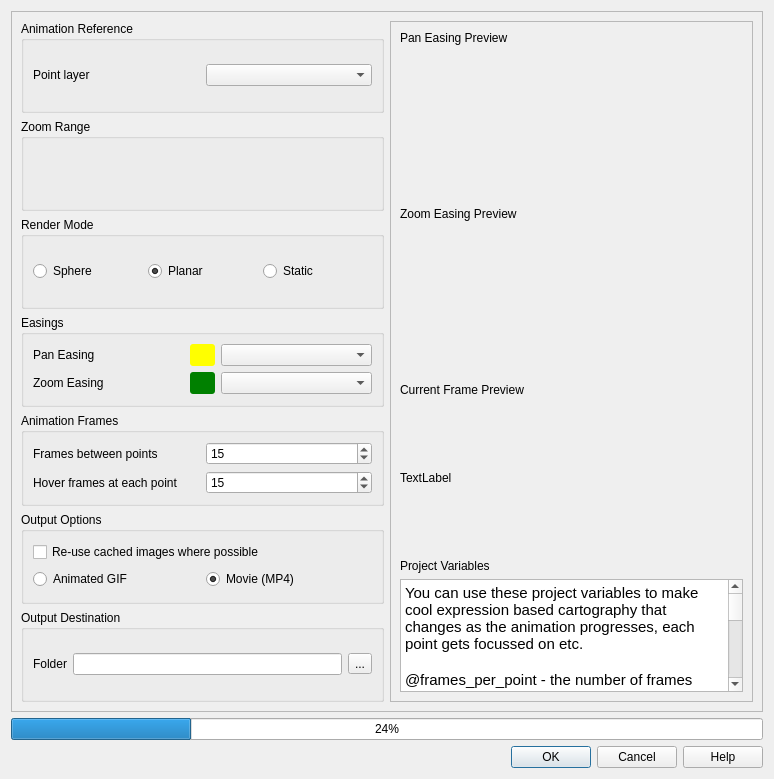
Above: ui/animation_workbench_base.ui from timlinux/QGISAnimationWorkbench before the change. Below: the same form after it.
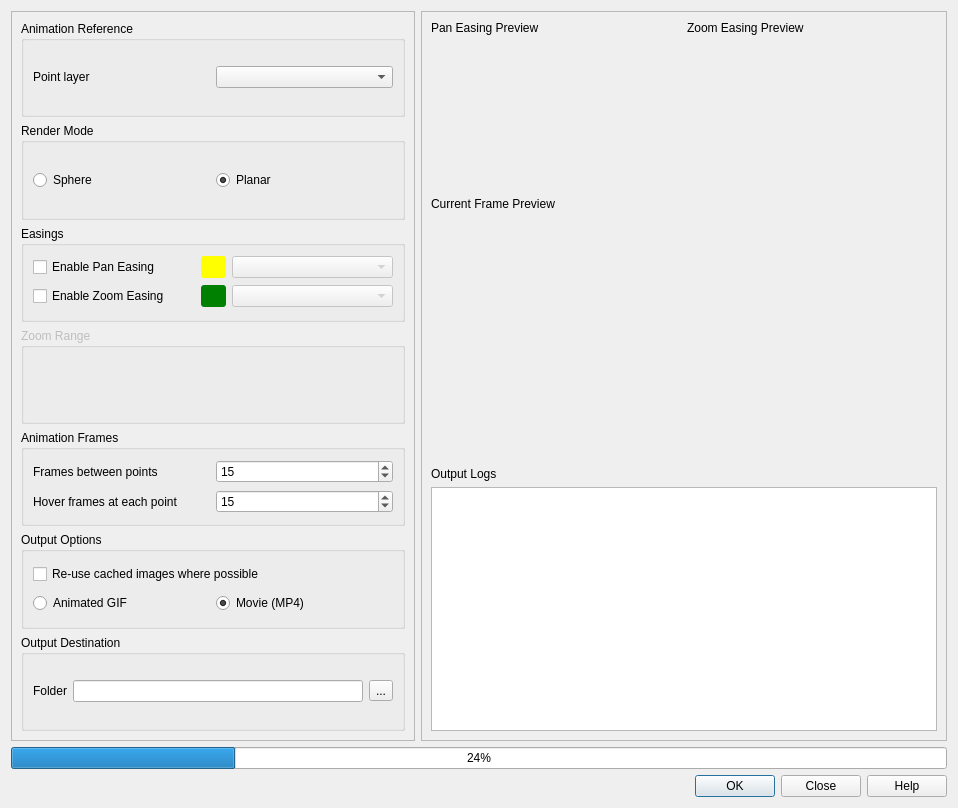
That is the form after the change. Custom widgets are drawn as their Qt base class.

Commit message: Numerous UI fixes and interaction improvements

Diff of the .ui file:
```diff
--- a/ui/animation_workbench_base.ui
+++ b/ui/animation_workbench_base.ui
@@ -6,8 +6,8 @@
    <rect>
     <x>0</x>
     <y>0</y>
-    <width>774</width>
-    <height>779</height>
+    <width>958</width>
+    <height>808</height>
    </rect>
   </property>
   <property name="windowTitle">
@@ -15,40 +15,48 @@
   </property>
   <layout class="QGridLayout" name="gridLayout_9">
    <item row="0" column="0">
-    <widget class="QScrollArea" name="scrollArea">
-     <property name="widgetResizable">
-      <bool>true</bool>
+    <widget class="QFrame" name="frame">
+     <property name="frameShape">
+      <enum>QFrame::StyledPanel</enum>
      </property>
-     <widget class="QWidget" name="scrollAreaWidgetContents">
-      <property name="geometry">
-       <rect>
-        <x>0</x>
-        <y>0</y>
-        <width>744</width>
-        <height>842</height>
-       </rect>
+     <property name="frameShadow">
+      <enum>QFrame::Raised</enum>
       </property>
       <layout class="QGridLayout" name="gridLayout_7">
-       <item row="0" column="0">
-        <widget class="QGroupBox" name="animation_reference_group">
+      <item row="2" column="0">
+       <widget class="QGroupBox" name="render_mode_group">
+        <property name="toolTip">
+         <string>The render mode determines the behaviour and type of the animation. 
+For 'Sphere' the coordinate reference system (CRS) will 
+be manipulated to create a spinning globe effect. 
+For 'Plane', the CRS will not be altered, but will pan and 
+zoom to each point.</string>
+        </property>
          <property name="title">
-          <string>Animation Reference</string>
-         </property>
-         <layout class="QGridLayout" name="gridLayout_4">
-          <item row="1" column="1">
-           <widget class="QgsMapLayerComboBox" name="layer_combo"/>
-          </item>
-          <item row="1" column="0">
-           <widget class="QLabel" name="point_layer_label">
+         <string>Render Mode</string>
+        </property>
+        <layout class="QGridLayout" name="gridLayout">
+         <item row="0" column="1">
+          <widget class="QRadioButton" name="radio_planar">
+           <property name="text">
+            <string>Planar</string>
+           </property>
+           <property name="checked">
+            <bool>true</bool>
+           </property>
+          </widget>
+         </item>
+         <item row="0" column="0">
+          <widget class="QRadioButton" name="radio_sphere">
             <property name="text">
-             <string>Point layer</string>
+            <string>Sphere</string>
             </property>
            </widget>
           </item>
          </layout>
         </widget>
        </item>
-       <item row="6" column="0">
+      <item row="7" column="0">
         <widget class="QGroupBox" name="output_destination_group">
          <property name="title">
           <string>Output Destination</string>
@@ -80,140 +88,76 @@
          </layout>
         </widget>
        </item>
-       <item row="1" column="0">
-        <widget class="QGroupBox" name="zoom_range_group">
-         <property name="toolTip">
-          <string>The scale range that the animation should 
-move through. The smallest scale will be 
-the zenith of the animation when it zooms 
-out while travelling between points, and the 
-largest scale will be the scale used when 
-we arrive at each point.</string>
-         </property>
+      <item row="0" column="0">
+       <widget class="QGroupBox" name="animation_reference_group">
          <property name="title">
-          <string>Zoom Range</string>
-         </property>
-         <layout class="QGridLayout" name="gridLayout_10">
-          <item row="0" column="0">
-           <widget class="QgsScaleRangeWidget" name="scale_range"/>
-          </item>
-         </layout>
-        </widget>
-       </item>
-       <item row="0" column="1" rowspan="7">
-        <widget class="QFrame" name="preview_frame">
-         <property name="frameShape">
-          <enum>QFrame::StyledPanel</enum>
-         </property>
-         <property name="frameShadow">
-          <enum>QFrame::Raised</enum>
-         </property>
-         <layout class="QGridLayout" name="gridLayout_3">
-          <item row="3" column="0">
-           <widget class="QWidget" name="zoom_easing_preview" native="true">
-            <property name="minimumSize">
-             <size>
-              <width>250</width>
-              <height>150</height>
-             </size>
-            </property>
-           </widget>
-          </item>
-          <item row="5" column="0">
-           <widget class="QLabel" name="current_frame_preview">
-            <property name="minimumSize">
-             <size>
-              <width>250</width>
-              <height>150</height>
-             </size>
-            </property>
-            <property name="maximumSize">
-             <size>
-              <width>250</width>
-              <height>150</height>
-             </size>
-            </property>
-            <property name="text">
-             <string>TextLabel</string>
-            </property>
-           </widget>
-          </item>
-          <item row="7" column="0">
-           <widget class="QTextEdit" name="project_variables_text_edit">
-            <property name="html">
-             <string>&lt;!DOCTYPE HTML PUBLIC &quot;-//W3C//DTD HTML 4.0//EN&quot; &quot;http://www.w3.org/TR/REC-html40/strict.dtd&quot;&gt;
-&lt;html&gt;&lt;head&gt;&lt;meta name=&quot;qrichtext&quot; content=&quot;1&quot; /&gt;&lt;style type=&quot;text/css&quot;&gt;
-p, li { white-space: pre-wrap; }
-&lt;/style&gt;&lt;/head&gt;&lt;body style=&quot; font-family:'Cantarell'; font-size:11pt; font-weight:400; font-style:normal;&quot;&gt;
-&lt;p style=&quot; margin-top:0px; margin-bottom:0px; margin-left:0px; margin-right:0px; -qt-block-indent:0; text-indent:0px;&quot;&gt;You can use these project variables to make cool expression based cartography that changes as the animation progresses, each point gets focussed on etc.&lt;/p&gt;
-&lt;p style=&quot;-qt-paragraph-type:empty; margin-top:0px; margin-bottom:0px; margin-left:0px; margin-right:0px; -qt-block-indent:0; text-indent:0px;&quot;&gt;&lt;br /&gt;&lt;/p&gt;
-&lt;p style=&quot; margin-top:0px; margin-bottom:0px; margin-left:0px; margin-right:0px; -qt-block-indent:0; text-indent:0px;&quot;&gt;@frames_per_point - the number of frames between points as defined in this dialog.&lt;br /&gt;@current_frame - the number of the current frame in the current point set.&lt;/p&gt;
-&lt;p style=&quot; margin-top:0px; margin-bottom:0px; margin-left:0px; margin-right:0px; -qt-block-indent:0; text-indent:0px;&quot;&gt;@current_point_id - the id of the current point we are travelling to.&lt;/p&gt;
-&lt;p style=&quot; margin-top:0px; margin-bottom:0px; margin-left:0px; margin-right:0px; -qt-block-indent:0; text-indent:0px;&quot;&gt;@current_animation_action - None, Panning or Hovering depending on which phase the&lt;/p&gt;
-&lt;p style=&quot; margin-top:0px; margin-bottom:0px; margin-left:0px; margin-right:0px; -qt-block-indent:0; text-indent:0px;&quot;&gt;renderer is in.&lt;/p&gt;
-&lt;p style=&quot;-qt-paragraph-type:empty; margin-top:0px; margin-bottom:0px; margin-left:0px; margin-right:0px; -qt-block-indent:0; text-indent:0px;&quot;&gt;&lt;br /&gt;&lt;/p&gt;
-&lt;p style=&quot; margin-top:0px; margin-bottom:0px; margin-left:0px; margin-right:0px; -qt-block-indent:0; text-indent:0px;&quot;&gt;Here is a example of an expression you could use to show an animation of the animation progress in the copyright decoration:&lt;/p&gt;
-&lt;p style=&quot; margin-top:0px; margin-bottom:0px; margin-left:0px; margin-right:0px; -qt-block-indent:0; text-indent:0px;&quot;&gt;&lt;br /&gt;&lt;span style=&quot; font-family:'Droid Sans Mono','monospace','monospace'; font-size:14px; color:#6a9955;&quot;&gt;[%'Frame ' || to_string(coalesce(@current_frame, 0)) || '/' || &lt;/span&gt;&lt;/p&gt;
-&lt;p style=&quot; margin-top:0px; margin-bottom:0px; margin-left:0px; margin-right:0px; -qt-block-indent:0; text-indent:0px;&quot;&gt;&lt;span style=&quot; font-family:'Droid Sans Mono','monospace','monospace'; font-size:14px; color:#d4d4d4;&quot;&gt;     &lt;/span&gt;&lt;span style=&quot; font-family:'Droid Sans Mono','monospace','monospace'; font-size:14px; color:#6a9955;&quot;&gt;to_string(coalesce(@frames_per_point, 0)) || ' for point ' || &lt;/span&gt;&lt;/p&gt;
-&lt;p style=&quot; margin-top:0px; margin-bottom:0px; margin-left:0px; margin-right:0px; -qt-block-indent:0; text-indent:0px;&quot;&gt;&lt;span style=&quot; font-family:'Droid Sans Mono','monospace','monospace'; font-size:14px; color:#d4d4d4;&quot;&gt;     &lt;/span&gt;&lt;span style=&quot; font-family:'Droid Sans Mono','monospace','monospace'; font-size:14px; color:#6a9955;&quot;&gt;to_string(coalesce(@current_point_id,0))%]&lt;/span&gt;&lt;/p&gt;&lt;/body&gt;&lt;/html&gt;</string>
-            </property>
-           </widget>
-          </item>
-          <item row="0" column="0">
-           <widget class="QLabel" name="pan_easing_preview_label">
-            <property name="text">
-             <string>Pan Easing Preview</string>
-            </property>
-           </widget>
-          </item>
-          <item row="4" column="0">
-           <widget class="QLabel" name="zoom_easing_label_3">
-            <property name="text">
-             <string>Current Frame Preview</string>
-            </property>
-           </widget>
-          </item>
-          <item row="1" column="0">
-           <widget class="QWidget" name="pan_easing_preview" native="true">
-            <property name="minimumSize">
-             <size>
-              <width>250</width>
-              <height>150</height>
-             </size>
-            </property>
+         <string>Animation Reference</string>
+        </property>
+        <layout class="QGridLayout" name="gridLayout_4">
+         <item row="1" column="1">
+          <widget class="QgsMapLayerComboBox" name="layer_combo"/>
+         </item>
+         <item row="1" column="0">
+          <widget class="QLabel" name="point_layer_label">
+           <property name="text">
+            <string>Point layer</string>
+           </property>
+           <property name="buddy">
+            <cstring>layer_combo</cstring>
+           </property>
+          </widget>
+         </item>
+        </layout>
            </widget>
           </item>
           <item row="6" column="0">
-           <widget class="QLabel" name="project_variables_label">
+       <widget class="QGroupBox" name="output_options_group">
+        <property name="toolTip">
+         <string>Select which output format you would like. 
+Regardless of which you choose, a folder 
+of images will be created, one image per frame. 
+For the GIF export to work, you will 
+need to have the ImageMagick 'convert'  application 
+available on your system. For the MP4 option to work, 
+you need to have the 'ffmpeg' application on 
+your system.</string>
+        </property>
+        <property name="title">
+         <string>Output Options</string>
+        </property>
+        <layout class="QGridLayout" name="gridLayout_5">
+         <item row="0" column="0" colspan="2">
+          <widget class="QCheckBox" name="reuse_cache">
+           <property name="toolTip">
+            <string>Will not erase cached images on disk 
+and will resume processing from last cached image.</string>
+           </property>
             <property name="text">
-             <string>Project Variables</string>
+            <string>Re-use cached images where possible</string>
             </property>
            </widget>
           </item>
-          <item row="8" column="0">
-           <spacer name="verticalSpacer">
-            <property name="orientation">
-             <enum>Qt::Vertical</enum>
-            </property>
-            <property name="sizeHint" stdset="0">
-             <size>
-              <width>20</width>
-              <height>40</height>
-             </size>
-            </property>
-           </spacer>
-          </item>
-          <item row="2" column="0">
-           <widget class="QLabel" name="zoom_easing_preview_label">
+         <item row="1" column="0">
+          <widget class="QRadioButton" name="radio_gif">
+           <property name="text">
+            <string>Animated GIF</string>
+           </property>
+          </widget>
+         </item>
+         <item row="1" column="1">
+          <widget class="QRadioButton" name="rad_movie">
             <property name="text">
-             <string>Zoom Easing Preview</string>
+            <string>Movie (MP4)</string>
+           </property>
+           <property name="checked">
+            <bool>true</bool>
             </property>
            </widget>
           </item>
          </layout>
         </widget>
        </item>
-       <item row="4" column="0">
+      <item row="5" column="0">
         <widget class="QGroupBox" name="animation_frames_group">
          <property name="title">
           <string>Animation Frames</string>
@@ -224,6 +168,9 @@
             <property name="text">
              <string>Hover frames at each point</string>
             </property>
+           <property name="buddy">
+            <cstring>hover_frames_spin</cstring>
+           </property>
            </widget>
           </item>
           <item row="1" column="1">
@@ -234,7 +181,8 @@
 one point to the next. Video generation 
 is done at 30 frames per second, so a value 
 of 30 here would result in a 1 second flight time 
-between two consecutive points.</string>
+between two consecutive points. 
+Set to zero to disable.</string>
             </property>
             <property name="maximum">
              <number>999</number>
@@ -249,6 +197,9 @@
             <property name="text">
              <string>Frames between points</string>
             </property>
+           <property name="buddy">
+            <cstring>point_frames_spin</cstring>
+           </property>
            </widget>
           </item>
           <item row="0" column="1">
@@ -258,7 +209,8 @@
  animation of the dwell period at each point. 
 Video generation is done at 30 frames per 
 second, so a value of 30 here would result in a 1 second 
-dwell time.</string>
+dwell time. 
+Set to zero to disable.</string>
             </property>
             <property name="maximum">
              <number>999</number>
@@ -277,30 +229,38 @@
           <string>Easings</string>
          </property>
          <layout class="QGridLayout" name="gridLayout_2">
-          <item row="0" column="0">
-           <widget class="QLabel" name="pan_easing_label">
-            <property name="text">
-             <string>Pan Easing</string>
-            </property>
-           </widget>
-          </item>
           <item row="1" column="2">
            <widget class="QComboBox" name="zoom_easing_combo">
+           <property name="enabled">
+            <bool>false</bool>
+           </property>
             <property name="toolTip">
              <string>The zoom easing will affect the behaviour 
 of the camera during zoom transitions.</string>
             </property>
            </widget>
           </item>
-          <item row="1" column="0">
-           <widget class="QLabel" name="zoom_easing_label">
-            <property name="text">
-             <string>Zoom Easing</string>
+         <item row="0" column="1">
+          <widget class="QWidget" name="pan_preview_legend" native="true">
+           <property name="maximumSize">
+            <size>
+             <width>25</width>
+             <height>25</height>
+            </size>
+           </property>
+           <property name="autoFillBackground">
+            <bool>false</bool>
+           </property>
+           <property name="styleSheet">
+            <string notr="true">background: yellow; border-radius: 3px;</string>
             </property>
            </widget>
           </item>
           <item row="0" column="2">
            <widget class="QComboBox" name="pan_easing_combo">
+           <property name="enabled">
+            <bool>false</bool>
+           </property>
             <property name="toolTip">
              <string>The pan easing will determine the motion 
 characteristics of the camera on the Y axis 
@@ -308,19 +268,10 @@
             </property>
            </widget>
           </item>
-          <item row="0" column="1">
-           <widget class="QWidget" name="pan_preview_legend" native="true">
-            <property name="maximumSize">
-             <size>
-              <width>25</width>
-              <height>25</height>
-             </size>
-            </property>
-            <property name="autoFillBackground">
-             <bool>false</bool>
-            </property>
-            <property name="styleSheet">
-             <string notr="true">background: yellow; border-radius: 3px;</string>
+         <item row="1" column="0">
+          <widget class="QCheckBox" name="enable_zoom_easing">
+           <property name="text">
+            <string>Enable Zoom Easing</string>
             </property>
            </widget>
           </item>
@@ -337,115 +288,165 @@
             </property>
            </widget>
           </item>
+         <item row="0" column="0">
+          <widget class="QCheckBox" name="enable_pan_easing">
+           <property name="text">
+            <string>Enable Pan Easing</string>
+           </property>
+          </widget>
+         </item>
          </layout>
         </widget>
        </item>
-       <item row="2" column="0">
-        <widget class="QGroupBox" name="render_mode_group">
+      <item row="4" column="0">
+       <widget class="QGroupBox" name="zoom_range_group">
+        <property name="enabled">
+         <bool>false</bool>
+        </property>
          <property name="toolTip">
-          <string>The render mode determines the behaviour and type of the animation. 
-For 'Sphere' the coordinate reference system (CRS) will 
-be manipulated to create a spinning globe effect. 
-For 'Plane', the CRS will not be altered, but will pan and 
-zoom to each point. For 'Static' the animation will not 
-not pan / zoom the map.</string>
+         <string>The scale range that the animation should 
+move through. The smallest scale will be 
+the zenith of the animation when it zooms 
+out while travelling between points, and the 
+largest scale will be the scale used when 
+we arrive at each point.</string>
          </property>
          <property name="title">
-          <string>Render Mode</string>
-         </property>
-         <layout class="QGridLayout" name="gridLayout">
+         <string>Zoom Range</string>
+        </property>
+        <layout class="QGridLayout" name="gridLayout_10">
           <item row="0" column="0">
-           <widget class="QRadioButton" name="radio_sphere">
+          <widget class="QgsScaleRangeWidget" name="scale_range">
+           <property name="focusPolicy">
+            <enum>Qt::StrongFocus</enum>
+           </property>
+          </widget>
+         </item>
+        </layout>
+       </widget>
+      </item>
+     </layout>
+    </widget>
+   </item>
+   <item row="0" column="1">
+    <widget class="QFrame" name="preview_frame">
+     <property name="frameShape">
+      <enum>QFrame::StyledPanel</enum>
+     </property>
+     <property name="frameShadow">
+      <enum>QFrame::Raised</enum>
+     </property>
+     <property name="lineWidth">
+      <number>0</number>
+     </property>
+     <layout class="QGridLayout" name="gridLayout_3">
+      <item row="4" column="0">
+       <widget class="QLabel" name="output_log_label">
             <property name="text">
-             <string>Sphere</string>
+         <string>Output Logs</string>
             </property>
            </widget>
           </item>
           <item row="0" column="1">
-           <widget class="QRadioButton" name="radio_planar">
+       <widget class="QLabel" name="zoom_easing_preview_label">
             <property name="text">
-             <string>Planar</string>
-            </property>
-            <property name="checked">
+         <string>Zoom Easing Preview</string>
+        </property>
+       </widget>
+      </item>
+      <item row="5" column="0" colspan="2">
+       <widget class="QTextEdit" name="output_log_text_edit">
+        <property name="html">
+         <string>&lt;!DOCTYPE HTML PUBLIC &quot;-//W3C//DTD HTML 4.0//EN&quot; &quot;http://www.w3.org/TR/REC-html40/strict.dtd&quot;&gt;
+&lt;html&gt;&lt;head&gt;&lt;meta name=&quot;qrichtext&quot; content=&quot;1&quot; /&gt;&lt;style type=&quot;text/css&quot;&gt;
+p, li { white-space: pre-wrap; }
+&lt;/style&gt;&lt;/head&gt;&lt;body style=&quot; font-family:'Cantarell'; font-size:11pt; font-weight:400; font-style:normal;&quot;&gt;
+&lt;p style=&quot;-qt-paragraph-type:empty; margin-top:0px; margin-bottom:0px; margin-left:0px; margin-right:0px; -qt-block-indent:0; text-indent:0px;&quot;&gt;&lt;br /&gt;&lt;/p&gt;&lt;/body&gt;&lt;/html&gt;</string>
+        </property>
+       </widget>
+      </item>
+      <item row="3" column="0" colspan="2">
+       <widget class="QLabel" name="current_frame_preview">
+        <property name="sizePolicy">
+         <sizepolicy hsizetype="MinimumExpanding" vsizetype="MinimumExpanding">
+          <horstretch>0</horstretch>
+          <verstretch>0</verstretch>
+         </sizepolicy>
+        </property>
+        <property name="minimumSize">
+         <size>
+          <width>250</width>
+          <height>150</height>
+         </size>
+        </property>
+        <property name="maximumSize">
+         <size>
+          <width>9999999</width>
+          <height>999999</height>
+         </size>
+        </property>
+        <property name="text">
+         <string/>
+        </property>
+        <property name="scaledContents">
              <bool>true</bool>
             </property>
-           </widget>
-          </item>
-          <item row="0" column="2">
-           <widget class="QRadioButton" name="radio_static">
+        <property name="alignment">
+         <set>Qt::AlignCenter</set>
+        </property>
+       </widget>
+      </item>
+      <item row="0" column="0">
+       <widget class="QLabel" name="pan_easing_preview_label">
             <property name="text">
-             <string>Static</string>
+         <string>Pan Easing Preview</string>
             </property>
            </widget>
           </item>
-         </layout>
-        </widget>
-       </item>
-       <item row="5" column="0">
-        <widget class="QGroupBox" name="output_options_group">
-         <property name="toolTip">
-          <string>Select which output format you would like. 
-Regardless of which you choose, a folder 
-of images will be created, one image per frame. 
-For the GIF export to work, you will 
-need to have the ImageMagick 'convert'  application 
-available on your system. For the MP4 option to work, 
-you need to have the 'ffmpeg' application on 
-your system.</string>
-         </property>
-         <property name="title">
-          <string>Output Options</string>
-         </property>
-         <layout class="QGridLayout" name="gridLayout_5">
-          <item row="0" column="0" colspan="2">
-           <widget class="QCheckBox" name="reuse_cache">
-            <property name="toolTip">
-             <string>Will not erase cached images on disk 
-and will resume processing from last cached image.</string>
-            </property>
+      <item row="2" column="0">
+       <widget class="QLabel" name="zoom_easing_label_3">
             <property name="text">
-             <string>Re-use cached images where possible</string>
+         <string>Current Frame Preview</string>
             </property>
            </widget>
           </item>
           <item row="1" column="0">
-           <widget class="QRadioButton" name="radio_gif">
-            <property name="text">
-             <string>Animated GIF</string>
+       <widget class="QWidget" name="pan_easing_preview" native="true">
+        <property name="minimumSize">
+         <size>
+          <width>250</width>
+          <height>150</height>
+         </size>
             </property>
            </widget>
           </item>
           <item row="1" column="1">
-           <widget class="QRadioButton" name="rad_movie">
-            <property name="text">
-             <string>Movie (MP4)</string>
-            </property>
-            <property name="checked">
-             <bool>true</bool>
-            </property>
+       <widget class="QWidget" name="zoom_easing_preview" native="true">
+        <property name="minimumSize">
+         <size>
+          <width>250</width>
+          <height>150</height>
+         </size>
+        </property>
            </widget>
           </item>
          </layout>
         </widget>
        </item>
-      </layout>
-     </widget>
-    </widget>
+   <item row="1" column="0" colspan="2">
+    <widget class="QProgressBar" name="progress_bar">
+     <property name="value">
+      <number>24</number>
+     </property>
+    </widget>
    </item>
-   <item row="2" column="0">
+   <item row="2" column="0" colspan="2">
     <widget class="QDialogButtonBox" name="button_box">
      <property name="orientation">
       <enum>Qt::Horizontal</enum>
      </property>
      <property name="standardButtons">
-      <set>QDialogButtonBox::Cancel|QDialogButtonBox::Help|QDialogButtonBox::Ok</set>
-     </property>
-    </widget>
-   </item>
-   <item row="1" column="0">
-    <widget class="QProgressBar" name="progress_bar">
-     <property name="value">
-      <number>24</number>
+      <set>QDialogButtonBox::Close|QDialogButtonBox::Help|QDialogButtonBox::Ok</set>
      </property>
     </widget>
    </item>
```
Left out of the diff: 74 changed lines with no effect on the pictures. Lines whose indentation alone changed are shown as unchanged. The commit also changes 2 other files.
